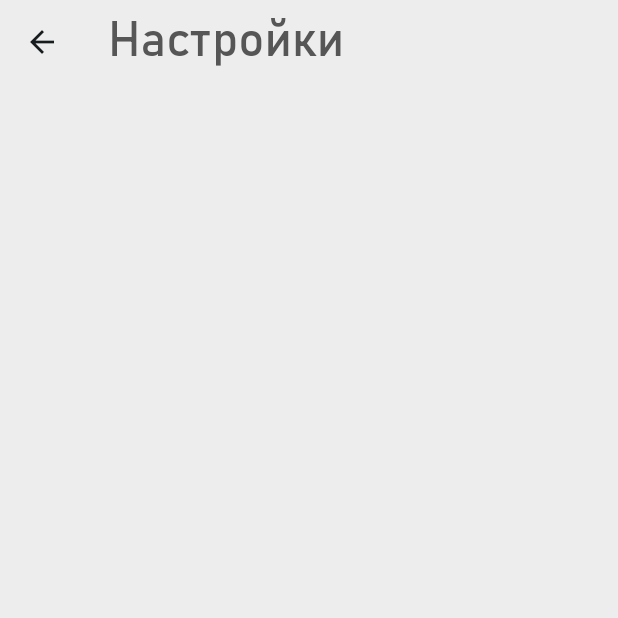
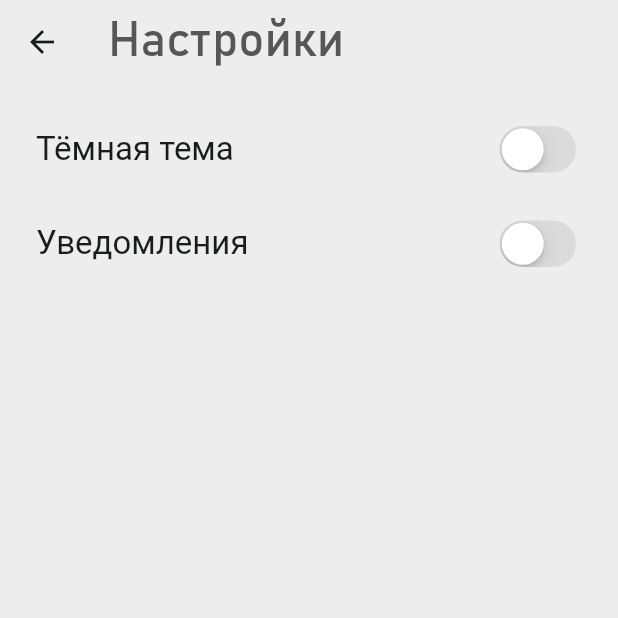
Before and after one commit to GASTDASH/fridger, a Flutter app: the SettingsScreen screen opened directly, on a phone screen of 412 x 824 dp, the top half of it. Run offline on Flutter 3.47's test engine with Material 3 defaults, Android fonts, the phone set to English and light mode, and no system bars; our stand-ins replace flutter_bloc, flutter_svg, get_it, hive_flutter, talker_flutter; accounts and stored records are empty; statements that could not run were skipped.

Commit message:
Исправлено неправильно расположение файлов в проекте

```diff
--- a/lib/features/settings/settings.dart
+++ b/lib/features/settings/settings.dart
@@ -1 +1,2 @@
 export 'view/view.dart';
+export 'widgets/widgets.dart';
--- a/lib/features/settings/view/settings_screen.dart
+++ b/lib/features/settings/view/settings_screen.dart
@@ -1,4 +1,5 @@
 import 'package:flutter/material.dart';
+import 'package:fridger/features/settings/settings.dart';
 
 class SettingsScreen extends StatefulWidget {
   const SettingsScreen({super.key});
@@ -25,6 +26,18 @@ class _SettingsScreenState extends State<SettingsScreen> {
             elevation: 2,
             shadowColor: Colors.black,
           ),
+          const SliverToBoxAdapter(child: SizedBox(height: 24)),
+          const SliverPadding(
+            padding: EdgeInsets.symmetric(horizontal: 24),
+            sliver: SliverToBoxAdapter(
+              child: Column(
+                children: [
+                  SwitchSettingsCard(title: "Тёмная тема"),
+                  SwitchSettingsCard(title: "Уведомления"),
+                ],
+              ),
+            ),
+          ),
         ],
       ),
     );
--- /dev/null
+++ b/lib/features/settings/widgets/switch_settings_card.dart
@@ -0,0 +1,40 @@
+import 'package:flutter/cupertino.dart';
+import 'package:flutter/material.dart';
+
+class SwitchSettingsCard extends StatefulWidget {
+  const SwitchSettingsCard({
+    super.key,
+    required this.title,
+  });
+
+  final String title;
+
+  @override
+  State<SwitchSettingsCard> createState() => _SwitchSettingsCardState();
+}
+
+class _SwitchSettingsCardState extends State<SwitchSettingsCard> {
+  bool isToggle = false;
+
+  @override
+  Widget build(BuildContext context) {
+    final theme = Theme.of(context);
+
+    return Padding(
+      padding: const EdgeInsets.only(bottom: 24),
+      child: Row(
+        mainAxisAlignment: MainAxisAlignment.spaceBetween,
+        children: [
+          Text(widget.title, style: theme.textTheme.titleLarge),
+          CupertinoSwitch(
+              value: isToggle,
+              onChanged: (value) {
+                setState(() {
+                  isToggle = value;
+                });
+              })
+        ],
+      ),
+    );
+  }
+}
--- /dev/null
+++ b/lib/features/settings/widgets/widgets.dart
@@ -0,0 +1 @@
+export 'switch_settings_card.dart';
```
Also changed, not shown: lib/features/community/community.dart (renamed from lib/community/community.dart), lib/features/community/view/community_screen.dart (renamed from lib/community/view/community_screen.dart), lib/features/community/view/view.dart (renamed from lib/community/view/view.dart), lib/features/dishes/dishes.dart (renamed from lib/dishes/dishes.dart), lib/features/dishes/view/dishes_screen.dart (renamed from lib/dishes/view/dishes_screen.dart), lib/features/dishes/view/view.dart (renamed from lib/dishes/view/view.dart).
